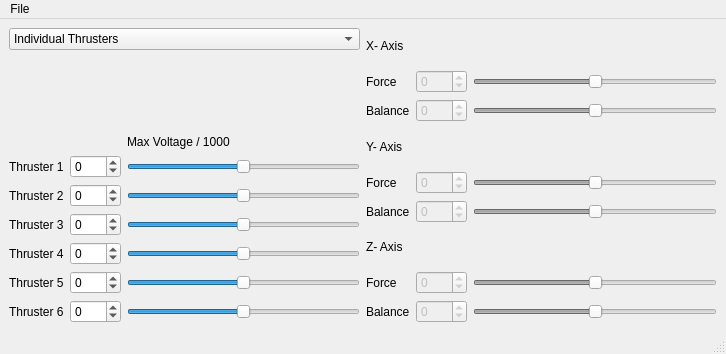
The window that UI/QT design/thruster_control.ui (mcgill-robotics-archive/auv-2014) describes before a commit, drawn with Qt 5.
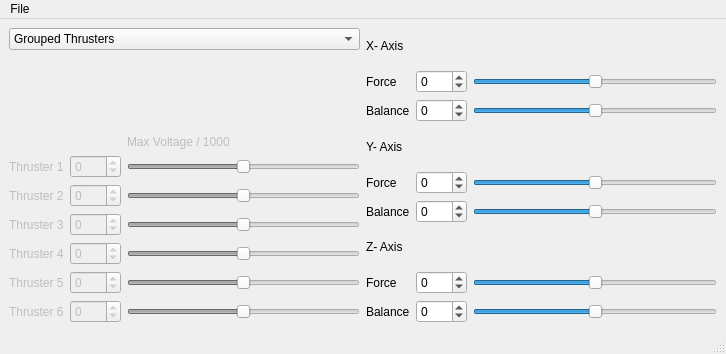
The same window after the commit.

```diff
--- a/UI/QT design/thruster_control.ui
+++ b/UI/QT design/thruster_control.ui
@@ -27,6 +27,9 @@
        <layout class="QVBoxLayout" name="verticalLayout_5">
         <item>
          <widget class="QComboBox" name="mode_selector">
+          <property name="currentIndex">
+           <number>1</number>
+          </property>
           <item>
            <property name="text">
             <string>Individual Thrusters</string>
@@ -43,6 +46,9 @@
          <layout class="QGridLayout" name="gridLayout">
           <item row="4" column="1">
            <widget class="QSpinBox" name="fiel_thruster_3">
+            <property name="enabled">
+             <bool>false</bool>
+            </property>
             <property name="minimum">
              <number>-500</number>
             </property>
@@ -53,6 +59,9 @@
           </item>
           <item row="6" column="2">
            <widget class="QSlider" name="slider_thruster_5">
+            <property name="enabled">
+             <bool>false</bool>
+            </property>
             <property name="minimum">
              <number>-500</number>
             </property>
@@ -66,6 +75,9 @@
           </item>
           <item row="2" column="0">
            <widget class="QLabel" name="label">
+            <property name="enabled">
+             <bool>false</bool>
+            </property>
             <property name="text">
              <string>Thruster 1</string>
             </property>
@@ -73,6 +85,9 @@
           </item>
           <item row="3" column="1">
            <widget class="QSpinBox" name="fiel_thruster_2">
+            <property name="enabled">
+             <bool>false</bool>
+            </property>
             <property name="minimum">
              <number>-500</number>
             </property>
@@ -83,6 +98,9 @@
           </item>
           <item row="3" column="0">
            <widget class="QLabel" name="label_2">
+            <property name="enabled">
+             <bool>false</bool>
+            </property>
             <property name="text">
              <string>Thruster 2</string>
             </property>
@@ -90,6 +108,9 @@
           </item>
           <item row="6" column="1">
            <widget class="QSpinBox" name="fiel_thruster_5">
+            <property name="enabled">
+             <bool>false</bool>
+            </property>
             <property name="minimum">
              <number>-500</number>
             </property>
@@ -100,6 +121,9 @@
           </item>
           <item row="4" column="0">
            <widget class="QLabel" name="label_3">
+            <property name="enabled">
+             <bool>false</bool>
+            </property>
             <property name="text">
              <string>Thruster 3</string>
             </property>
@@ -107,6 +131,9 @@
           </item>
           <item row="7" column="2">
            <widget class="QSlider" name="slider_thruster_6">
+            <property name="enabled">
+             <bool>false</bool>
+            </property>
             <property name="minimum">
              <number>-500</number>
             </property>
@@ -120,6 +147,9 @@
           </item>
           <item row="7" column="0">
            <widget class="QLabel" name="label_6">
+            <property name="enabled">
+             <bool>false</bool>
+            </property>
             <property name="text">
              <string>Thruster 6</string>
             </property>
@@ -127,6 +157,9 @@
           </item>
           <item row="5" column="1">
            <widget class="QSpinBox" name="fiel_thruster_4">
+            <property name="enabled">
+             <bool>false</bool>
+            </property>
             <property name="minimum">
              <number>-500</number>
             </property>
@@ -137,6 +170,9 @@
           </item>
           <item row="5" column="2">
            <widget class="QSlider" name="slider_thruster_4">
+            <property name="enabled">
+             <bool>false</bool>
+            </property>
             <property name="minimum">
              <number>-500</number>
             </property>
@@ -150,6 +186,9 @@
           </item>
           <item row="6" column="0">
            <widget class="QLabel" name="label_5">
+            <property name="enabled">
+             <bool>false</bool>
+            </property>
             <property name="text">
              <string>Thruster 5</string>
             </property>
@@ -157,6 +196,9 @@
           </item>
           <item row="7" column="1">
            <widget class="QSpinBox" name="fiel_thruster_6">
+            <property name="enabled">
+             <bool>false</bool>
+            </property>
             <property name="minimum">
              <number>-500</number>
             </property>
@@ -167,6 +209,9 @@
           </item>
           <item row="5" column="0">
            <widget class="QLabel" name="label_4">
+            <property name="enabled">
+             <bool>false</bool>
+            </property>
             <property name="text">
              <string>Thruster 4</string>
             </property>
@@ -174,6 +219,9 @@
           </item>
           <item row="4" column="2">
            <widget class="QSlider" name="slider_thruster_3">
+            <property name="enabled">
+             <bool>false</bool>
+            </property>
             <property name="minimum">
              <number>-500</number>
             </property>
@@ -187,6 +235,9 @@
           </item>
           <item row="3" column="2">
            <widget class="QSlider" name="slider_thruster_2">
+            <property name="enabled">
+             <bool>false</bool>
+            </property>
             <property name="minimum">
              <number>-500</number>
             </property>
@@ -200,6 +251,9 @@
           </item>
           <item row="2" column="1">
            <widget class="QSpinBox" name="fiel_thruste_1">
+            <property name="enabled">
+             <bool>false</bool>
+            </property>
             <property name="minimum">
              <number>-500</number>
             </property>
@@ -211,7 +265,7 @@
           <item row="2" column="2">
            <widget class="QSlider" name="slider_thruster_1">
             <property name="enabled">
-             <bool>true</bool>
+             <bool>false</bool>
             </property>
             <property name="minimum">
              <number>-500</number>
@@ -226,6 +280,9 @@
           </item>
           <item row="1" column="2" alignment="Qt::AlignBottom">
            <widget class="QLabel" name="label_7">
+            <property name="enabled">
+             <bool>false</bool>
+            </property>
             <property name="text">
              <string>Max Voltage / 1000</string>
             </property>
@@ -258,7 +315,7 @@
             <item row="0" column="1">
              <widget class="QSpinBox" name="x_force">
               <property name="enabled">
-               <bool>false</bool>
+               <bool>true</bool>
               </property>
               <property name="minimum">
                <number>-500</number>
@@ -271,7 +328,7 @@
             <item row="0" column="2">
              <widget class="QSlider" name="slider_thruster_15">
               <property name="enabled">
-               <bool>false</bool>
+               <bool>true</bool>
               </property>
               <property name="minimum">
                <number>-500</number>
@@ -294,7 +351,7 @@
             <item row="1" column="1">
              <widget class="QSpinBox" name="x_bal">
               <property name="enabled">
-               <bool>false</bool>
+               <bool>true</bool>
               </property>
               <property name="minimum">
                <number>-100</number>
@@ -307,7 +364,7 @@
             <item row="1" column="2">
              <widget class="QSlider" name="slider_thruster_16">
               <property name="enabled">
-               <bool>false</bool>
+               <bool>true</bool>
               </property>
               <property name="minimum">
                <number>-100</number>
@@ -345,7 +402,7 @@
             <item row="0" column="1">
              <widget class="QSpinBox" name="y_force">
               <property name="enabled">
-               <bool>false</bool>
+               <bool>true</bool>
               </property>
               <property name="minimum">
                <number>-500</number>
@@ -358,7 +415,7 @@
             <item row="0" column="2">
              <widget class="QSlider" name="slider_thruster_13">
               <property name="enabled">
-               <bool>false</bool>
+               <bool>true</bool>
               </property>
               <property name="minimum">
                <number>-500</number>
@@ -381,7 +438,7 @@
             <item row="1" column="1">
              <widget class="QSpinBox" name="y_bal">
               <property name="enabled">
-               <bool>false</bool>
+               <bool>true</bool>
               </property>
               <property name="minimum">
                <number>-100</number>
@@ -394,7 +451,7 @@
             <item row="1" column="2">
              <widget class="QSlider" name="slider_thruster_14">
               <property name="enabled">
-               <bool>false</bool>
+               <bool>true</bool>
               </property>
               <property name="minimum">
                <number>-100</number>
@@ -432,7 +489,7 @@
             <item row="0" column="1">
              <widget class="QSpinBox" name="z_force">
               <property name="enabled">
-               <bool>false</bool>
+               <bool>true</bool>
               </property>
               <property name="minimum">
                <number>-500</number>
@@ -445,7 +502,7 @@
             <item row="0" column="2">
              <widget class="QSlider" name="slider_thruster_12">
               <property name="enabled">
-               <bool>false</bool>
+               <bool>true</bool>
               </property>
               <property name="minimum">
                <number>-500</number>
@@ -468,7 +525,7 @@
             <item row="1" column="1">
              <widget class="QSpinBox" name="z_bal">
               <property name="enabled">
-               <bool>false</bool>
+               <bool>true</bool>
               </property>
               <property name="minimum">
                <number>-100</number>
@@ -481,7 +538,7 @@
             <item row="1" column="2">
              <widget class="QSlider" name="slider_thruster_11">
               <property name="enabled">
-               <bool>false</bool>
+               <bool>true</bool>
               </property>
               <property name="minimum">
                <number>-100</number>
```
Left out of the diff: 27 changed lines with no effect on the pictures.
